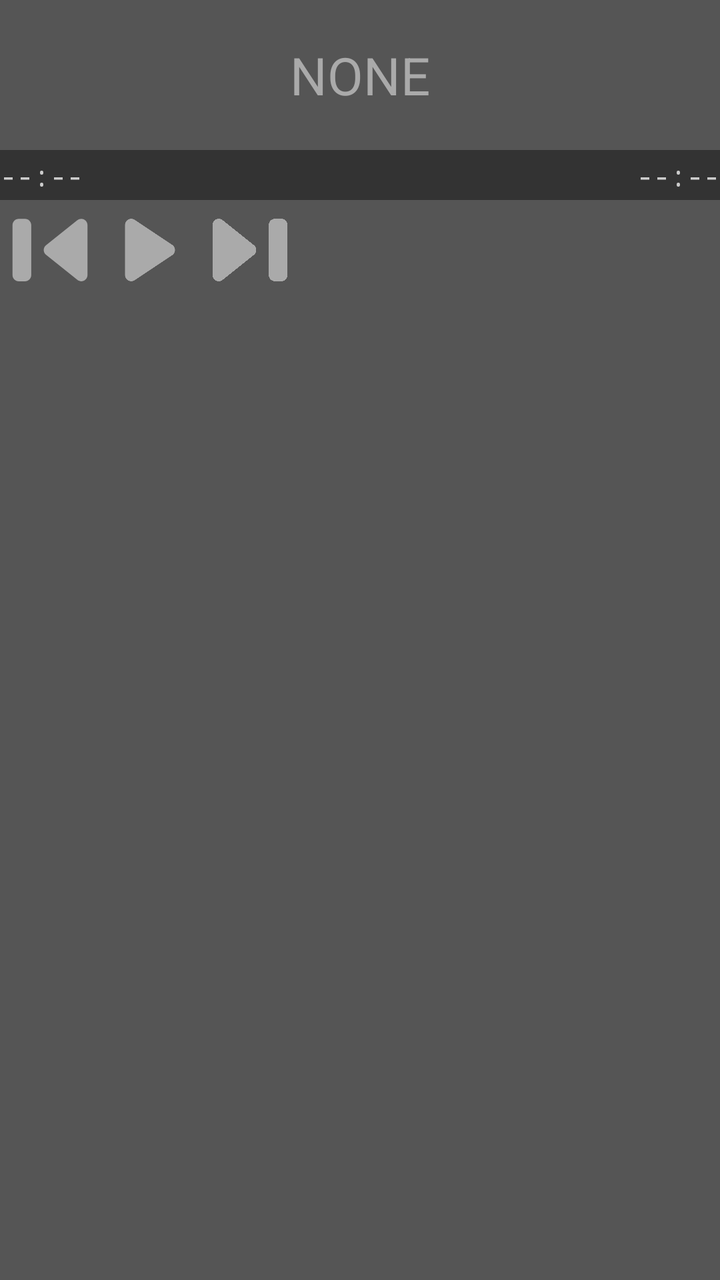
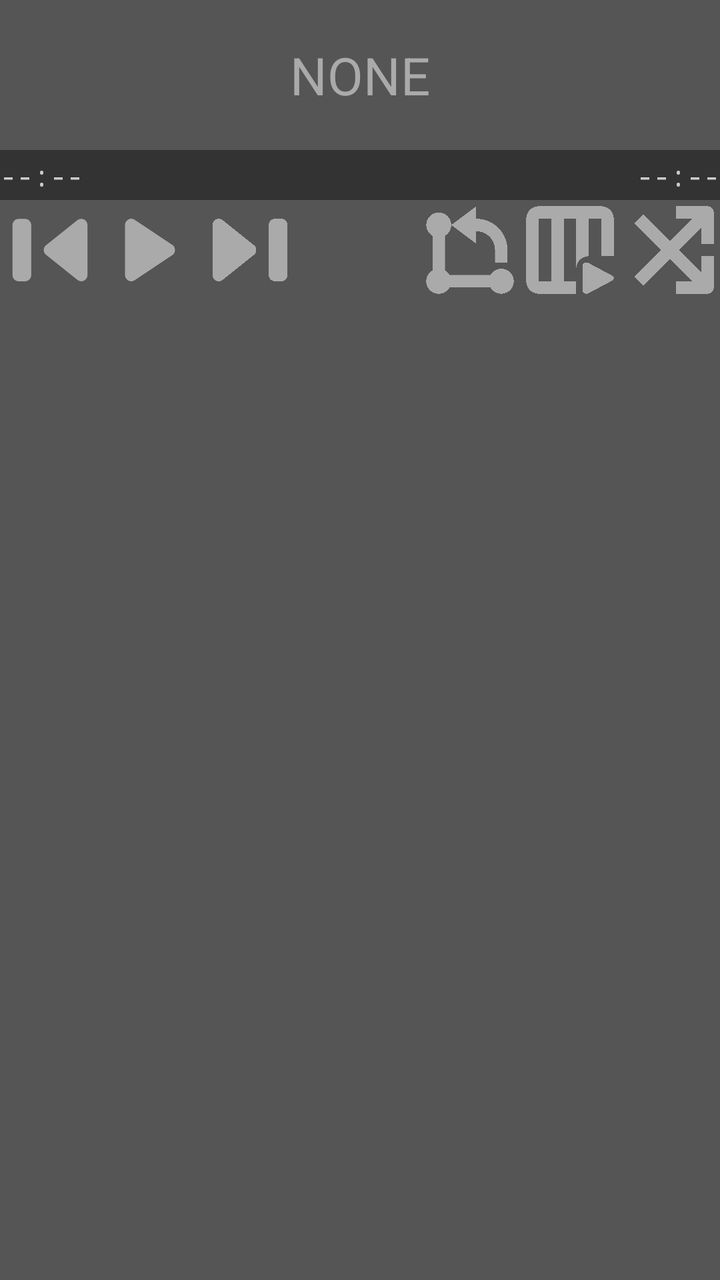

The first picture is an Android layout as it rendered before a commit; the second is the same layout after the commit. The layout source and the unified diff follow.
<!-- AndroidManifest.xml: application theme android:Theme.DeviceDefault.NoActionBar -->
<!-- res/layout/active_view_layout.xml -->
<?xml version="1.0" encoding="utf-8"?>
<LinearLayout xmlns:android="http://schemas.android.com/apk/res/android"
	xmlns:tools="http://schemas.android.com/tools"
	android:id="@+id/activeParent"
	android:orientation="vertical"
	android:layout_width="match_parent"
	android:layout_height="150dp"
	android:background="@color/middleGrey">
	<ScrollView
		android:layout_width="match_parent"
		android:layout_height="75dp"
		android:layout_gravity="center"
		android:fillViewport="true">
		<TextView
			android:id="@+id/playing_title"
			android:layout_width="match_parent"
			android:layout_height="wrap_content"
			android:text="@string/active_title_none"
			android:textSize="26sp"
			android:gravity="center"
			android:textAlignment="center"
			android:textColor="@color/lightGrey" />
			
	</ScrollView>
	<FrameLayout
		android:layout_width="match_parent"
		android:layout_height="25dp"
		android:background="@color/darkGrey">
		<SeekBar
			android:id="@+id/progressBar"
			android:layout_width="match_parent"
			android:layout_height="25dp"
			android:minHeight="25dp"
			android:maxHeight="25dp"
			android:thumb="@null"
			android:splitTrack="false"
			android:progressDrawable="@drawable/progress_bar_layer"
			android:paddingStart="0dp"
			android:paddingEnd="0dp"
			android:max="1"
			android:progress="1" />
		<LinearLayout
			android:layout_width="match_parent"
			android:layout_height="25dp">
			<TextView
				android:id="@+id/time_in"
				android:layout_width="wrap_content"
				android:layout_height="match_parent"
				android:gravity="center_vertical"
				
				android:textColor="@color/lightestGrey"
				android:fontFamily="monospace"
				
				tools:ignore="HardcodedText"
				android:text="--:--" />
			<View
				android:layout_width="0dp"
				android:layout_height="match_parent"
				android:layout_weight="1" />
			
			<TextView
				android:id="@+id/time_remaining"
				android:layout_width="wrap_content"
				android:layout_height="match_parent"
				android:gravity="center_vertical"
				
				android:textColor="@color/lightestGrey"
				android:fontFamily="monospace"
				
				android:text="--:--"
				tools:ignore="HardcodedText" />
		</LinearLayout>
	</FrameLayout>
	
	
	<LinearLayout
		android:layout_width="match_parent"
		android:layout_height="50dp"
		android:orientation="horizontal">
		
		
		<LinearLayout
			android:layout_width="150dp"
			android:layout_height="50dp"
			android:orientation="horizontal"
			android:layout_weight="0">
			<ImageView
				android:id="@+id/previousButton"
				android:layout_width="50dp"
				android:layout_height="50dp"
				android:contentDescription="@string/active_pb_previous_song"
				android:src="@drawable/active_pb_previous" />
			<ImageView
				android:id="@+id/playButton"
				android:layout_width="50dp"
				android:layout_height="50dp"
				android:contentDescription="@string/active_pb_play_pause"
				android:src="@drawable/active_pb_play" />
			<ImageView
				android:id="@+id/nextButton"
				android:layout_width="50dp"
				android:layout_height="50dp"
				android:contentDescription="@string/active_pb_next_song"
				android:src="@drawable/active_pb_next" />
		</LinearLayout>
		
		<View
			android:layout_width="match_parent"
			android:layout_height="50dp"
			android:layout_weight="1"/>
		<LinearLayout
			android:layout_width="150dp"
			android:layout_height="50dp"
			android:orientation="horizontal"
			android:layout_weight="0">
		
		</LinearLayout>
	</LinearLayout>
	
</LinearLayout>
<!-- resources referenced by this layout -->
<resources>
  <color name="darkGrey">#333333</color>
  <color name="lightGrey">#aaaaaa</color>
  <color name="lightestGrey">#cccccc</color>
  <color name="middleGrey">#555555</color>
  <!-- drawable active_pb_next (drawable) -->
  <vector xmlns:android="http://schemas.android.com/apk/res/android"
      android:width="16dp"
      android:height="16dp"
      android:viewportWidth="16"
      android:viewportHeight="16">
    <path
        android:pathData="m12,3c-0.552,0 -1,0.448 -1,1v8c0,0.552 0.448,1 1,1h1c0.552,0 1,-0.448 1,-1V4C14,3.448 13.552,3 13,3ZM2.975,3.002C2.433,3.016 2.001,3.458 2,4v8c-0,0.839 0.97,1.305 1.625,0.781l5,-4c0.499,-0.4 0.499,-1.16 0,-1.56l-5,-4C3.441,3.074 3.211,2.996 2.975,3.002Z"
        android:fillColor="#aaa"/>
  </vector>
  <!-- drawable active_pb_play (drawable) -->
  <vector xmlns:android="http://schemas.android.com/apk/res/android"
      android:width="16dp"
      android:height="16dp"
      android:viewportWidth="16"
      android:viewportHeight="16">
    <path
        android:pathData="M4,12a1,1 0,0 0,1.555 0.832l6,-4a1,1 0,0 0,0 -1.664l-6,-4A1,1 0,0 0,4 4z"
        android:fillColor="#aaaaaa"/>
  </vector>
  <!-- drawable progress_bar_layer (drawable) -->
  <?xml version="1.0" encoding="utf-8"?>
  <layer-list xmlns:android="http://schemas.android.com/apk/res/android">
      <item android:id="@android:id/background">
          <shape>
              <solid android:color="@color/middleGrey" />
          </shape>
      </item>
  
      <item android:id="@android:id/progress">
          <clip>
              <shape>
                  <solid android:color="@color/darkGrey" />
              </shape>
          </clip>
      </item>
  </layer-list>
  <string name="active_pb_next_song">next song</string>
  <string name="active_pb_play_pause">play button</string>
  <string name="active_pb_previous_song">previous song</string>
  <string name="active_title_none">NONE</string>
  <!-- unchanged entries left out for length: 1 -->
</resources>

<!-- the commit's change to res/layout/active_view_layout.xml (unified diff, before → after) -->
@@ -20,7 +20,7 @@
 			android:gravity="center"
 			android:textAlignment="center"
 			android:textColor="@color/lightGrey" />
-			
+	
 	</ScrollView>
 	<FrameLayout
 		android:layout_width="match_parent"
@@ -95,7 +95,8 @@
 				android:layout_width="50dp"
 				android:layout_height="50dp"
 				android:contentDescription="@string/active_pb_play_pause"
-				android:src="@drawable/active_pb_play" />
+				android:src="@drawable/active_pb_play"
+				tools:ignore="RedundantDescriptionCheck" />
 			<ImageView
 				android:id="@+id/nextButton"
 				android:layout_width="50dp"
@@ -109,12 +110,34 @@
 			android:layout_height="50dp"
 			android:layout_weight="1"/>
 		<LinearLayout
-			android:layout_width="150dp"
+			android:id="@+id/active_mxs_container"
+			android:layout_width="wrap_content"
 			android:layout_height="50dp"
 			android:orientation="horizontal"
 			android:layout_weight="0">
-		
+			
+			<ImageView
+				android:id="@+id/active_mxs_repeat"
+				android:layout_width="50dp"
+				android:layout_height="50dp"
+				android:contentDescription="@string/active_mxs_toggle_repeat"
+				android:src="@drawable/active_mxs_repeat" />
+			
+			<ImageView
+				android:id="@+id/active_mxs_queue"
+				android:layout_width="50dp"
+				android:layout_height="50dp"
+				android:contentDescription="@string/active_mxs_toggle_repeat"
+				android:src="@drawable/active_mxs_queue" />
+			
+			
+			<ImageView
+				android:id="@+id/active_mxs_shuffle"
+				android:layout_width="50dp"
+				android:layout_height="50dp"
+				android:contentDescription="@string/active_mxs_toggle_shuffle"
+				android:src="@drawable/active_mxs_shuffle" />
 		</LinearLayout>
 	</LinearLayout>
-	
+
 </LinearLayout>
<!-- resource entries referenced after the edit -->
@@ -4,6 +4,43 @@
   <color name="lightGrey">#aaaaaa</color>
   <color name="lightestGrey">#cccccc</color>
   <color name="middleGrey">#555555</color>
+  <!-- drawable active_mxs_queue (drawable) -->
+  <vector xmlns:android="http://schemas.android.com/apk/res/android"
+      android:width="16dp"
+      android:height="16dp"
+      android:viewportWidth="16"
+      android:viewportHeight="16">
+    <path
+        android:pathData="M3,1A2,2 0,0 0,1 3v10a2,2 0,0 0,2 2H9V13H7V3h2v8A2,2 0,0 1,11 9V3h2v6h2V3A2,2 0,0 0,13 1ZM3,3H5V13H3Z"
+        android:fillColor="#aaaaaa"/>
+    <path
+        android:pathData="m10,14.5a0.625,0.5 0,0 0,0.972 0.416l3.75,-2a0.625,0.5 0,0 0,0 -0.832l-3.75,-2A0.625,0.5 0,0 0,10 10.5Z"
+        android:strokeWidth="0.559001"
+        android:fillColor="#aaaaaa"/>
+  </vector>
+  <!-- drawable active_mxs_repeat (drawable) -->
+  <vector xmlns:android="http://schemas.android.com/apk/res/android"
+      android:width="16dp"
+      android:height="16dp"
+      android:viewportWidth="16"
+      android:viewportHeight="16">
+    <path
+        android:pathData="M3,2a2,2 0,0 0,-1 3.73v5.542A2,2 0,1 0,4.73 14h6.542a2,2 0,1 0,-0.002 -2H4.729A2,2 0,0 0,4 11.27V5.729A2,2 0,0 0,3 2z"
+        android:fillColor="#aaa"/>
+    <path
+        android:pathData="M9,1 L5,4l4,3V5a3,3 0,0 1,3 3v2h2V8a5,5 0,0 0,-5 -5z"
+        android:fillColor="#aaa"/>
+  </vector>
+  <!-- drawable active_mxs_shuffle (drawable) -->
+  <vector xmlns:android="http://schemas.android.com/apk/res/android"
+      android:width="16dp"
+      android:height="16dp"
+      android:viewportWidth="16"
+      android:viewportHeight="16">
+    <path
+        android:pathData="M9,1v2h2.58L8,6.58 3.71,2.29 2.29,3.71 6.58,8l-4.29,4.29 1.42,1.42L8,9.42 11.58,13H9v2h5a1,1 0,0 0,1 -1V9h-2v2.58L9.42,8 13,4.42V7h2V2a1,1 0,0 0,-1 -1z"
+        android:fillColor="#aaa"/>
+  </vector>
   <!-- drawable active_pb_next (drawable) -->
   <vector xmlns:android="http://schemas.android.com/apk/res/android"
       android:width="16dp"
@@ -41,6 +78,8 @@
           </clip>
       </item>
   </layer-list>
+  <string name="active_mxs_toggle_repeat">toggle repeat</string>
+  <string name="active_mxs_toggle_shuffle">toggle shuffle</string>
   <string name="active_pb_next_song">next song</string>
   <string name="active_pb_play_pause">play button</string>
   <string name="active_pb_previous_song">previous song</string>
